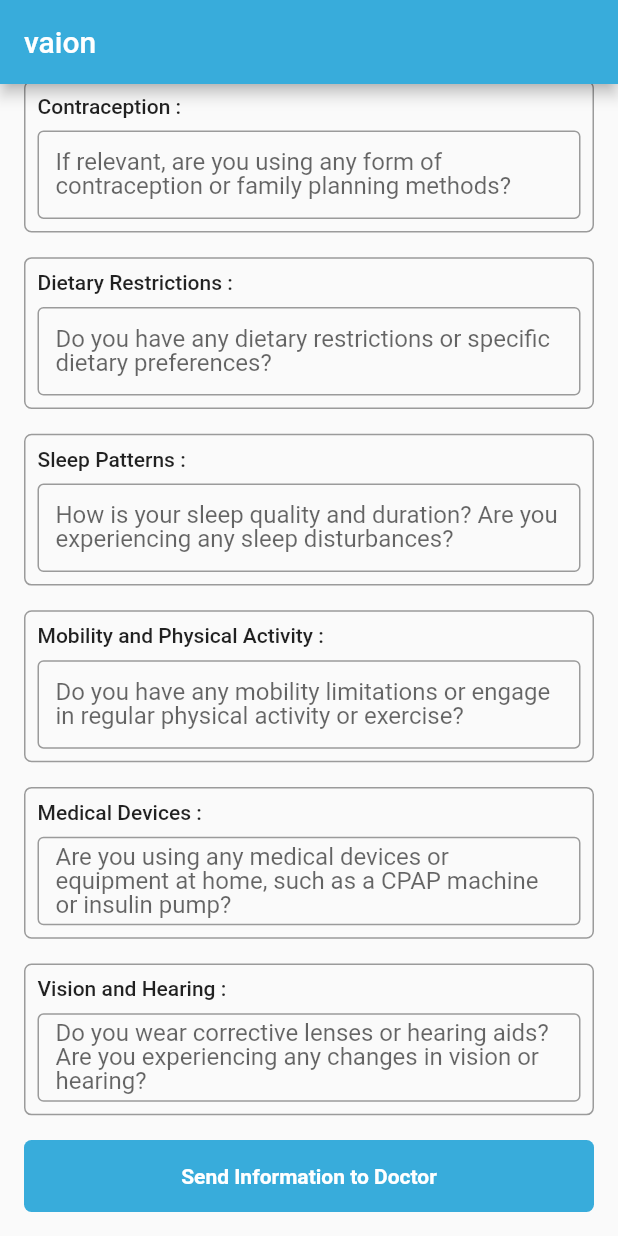
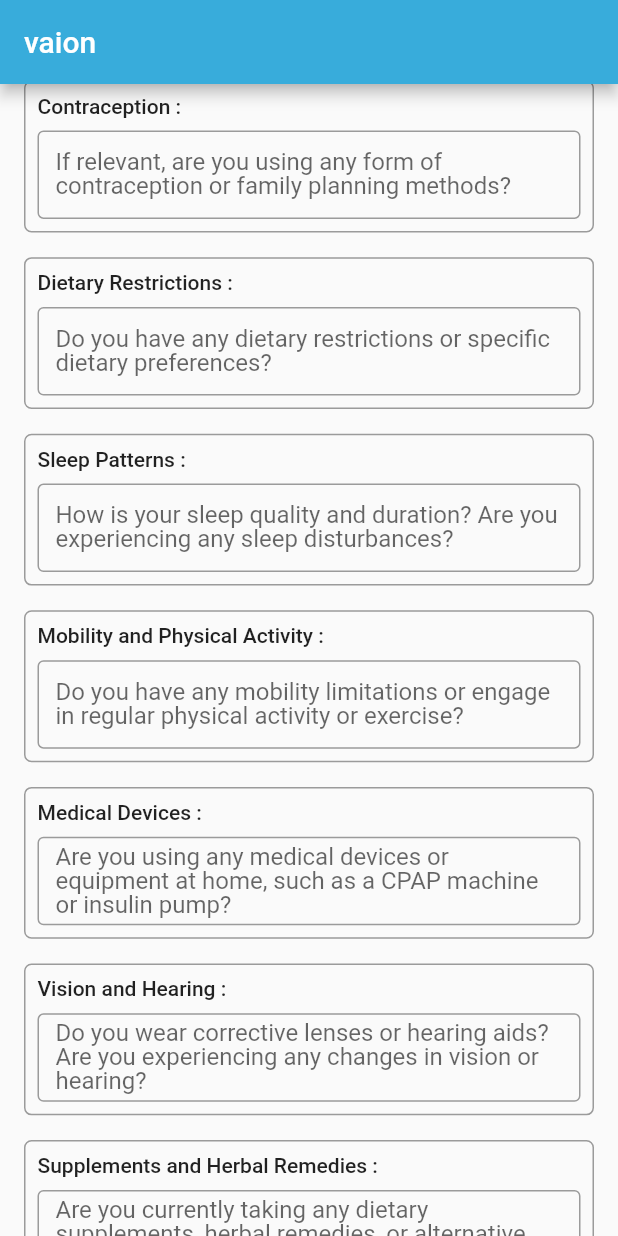
Before and after one commit to Emon526/vaion, a Flutter app: the screen it shows after launch, scrolled down 136 dp, on a phone screen of 412 x 824 dp. Run offline on Flutter 3.47's test engine with Material 2 defaults, Android fonts, the phone set to English and light mode, and no system bars; our stand-ins replace flutter_native_splash, form_field_validator, syncfusion_flutter_datepicker.

Commit message:
questions added

```diff
--- a/lib/providers/infoprovider.dart
+++ b/lib/providers/infoprovider.dart
@@ -363,4 +363,24 @@ class InfoProvider extends ChangeNotifier {
     _visionhearingQ1 = value;
     notifyListeners();
   }
+
+  final _supplementsherbalremediesFormKey = GlobalKey<FormState>();
+  get supplementsherbalremediesFormKey => _supplementsherbalremediesFormKey;
+
+  String _supplementsherbalremediesQ1 = '';
+  get supplementsherbalremediesQ1 => _supplementsherbalremediesQ1;
+  set supplementsherbalremediesQ1(value) {
+    _supplementsherbalremediesQ1 = value;
+    notifyListeners();
+  }
+
+  final _sexualhealthFormKey = GlobalKey<FormState>();
+  get sexualhealthFormKey => _sexualhealthFormKey;
+
+  String _sexualhealthQ1 = '';
+  get sexualhealthQ1 => _sexualhealthQ1;
+  set sexualhealthQ1(value) {
+    _sexualhealthQ1 = value;
+    notifyListeners();
+  }
 }
--- a/lib/screens/homescreen.dart
+++ b/lib/screens/homescreen.dart
@@ -29,8 +29,10 @@ import '../widgets/previousmedicaltestwidget.dart';
 import '../widgets/primaryconcernwidget.dart';
 import '../widgets/recentinjurieswidget.dart';
 import '../widgets/senddoctorwidget.dart';
+import '../widgets/sexualhealthwidget.dart';
 import '../widgets/sleeppatternswidget.dart';
 import '../widgets/socialenvironmentalfactorswidget.dart';
+import '../widgets/supplementsherbalremedieswidget.dart';
 import '../widgets/travelhistorywidget.dart';
 import '../widgets/visionhearingwidget.dart';
 
@@ -120,6 +122,10 @@ class HomeScreen extends StatelessWidget {
                   SizedBox(height: size.height * 0.02),
                   const VisionHearingWidget(),
                   SizedBox(height: size.height * 0.02),
+                  const SupplementsHerbalRemediesWidget(),
+                  SizedBox(height: size.height * 0.02),
+                  const SexualHealthWidget(),
+                  SizedBox(height: size.height * 0.02),
                   CustomButton(
                       // ontap: () {
                       //   if (value.patientFormKey.currentState!.validate() &&
@@ -179,6 +185,10 @@ class HomeScreen extends StatelessWidget {
                             value.medicaldevicesFormKey.currentState!
                                 .validate() &&
                             value.visionhearingFormKey.currentState!
+                                .validate() &&
+                            value.supplementsherbalremediesFormKey.currentState!
+                                .validate() &&
+                            value.sexualhealthFormKey.currentState!
                                 .validate()) {
                           Utils(context).showCustomDialog(
                             child: const SendDoctorWidget(),
--- a/lib/widgets/senddoctorwidget.dart
+++ b/lib/widgets/senddoctorwidget.dart
@@ -105,6 +105,12 @@ Are you using any medical devices or equipment at home, such as a CPAP machine o
 
 Vision and Hearing:
 Do you wear corrective lenses or hearing aids? Are you experiencing any changes in vision or hearing? ${value.visionhearingQ1}
+
+Supplements and Herbal Remedies:
+Are you currently taking any dietary supplements, herbal remedies, or alternative treatments? ${value.supplementsherbalremediesQ1}
+
+Sexual Healt :
+Are there any sexual health concerns or questions you would like to discuss? ${value.sexualhealthQ1}
 ''';
     }
 
--- /dev/null
+++ b/lib/widgets/supplementsherbalremedieswidget.dart
@@ -0,0 +1,38 @@
+import 'package:flutter/material.dart';
+import 'package:form_field_validator/form_field_validator.dart';
+import 'package:provider/provider.dart';
+
+import '../providers/infoprovider.dart';
+import 'custominputwidget.dart';
+import 'infocardwidget.dart';
+
+class SupplementsHerbalRemediesWidget extends StatelessWidget {
+  const SupplementsHerbalRemediesWidget({super.key});
+
+  @override
+  Widget build(BuildContext context) {
+    final question1 = TextEditingController();
+
+    return Consumer<InfoProvider>(
+      builder: (BuildContext context, InfoProvider value, Widget? child) =>
+          Form(
+        key: value.supplementsherbalremediesFormKey,
+        child: InfoCardWidget(
+          cardname: 'Supplements and Herbal Remedies :',
+          child: InputWidget(
+            textEditingController: question1,
+            labelText:
+                'Are you currently taking any dietary supplements, herbal remedies, or alternative treatments?',
+            validator: RequiredValidator(
+              errorText: 'Answer Required',
+            ),
+            textInputType: TextInputType.text,
+            onChanged: (q1) {
+              value.supplementsherbalremediesQ1 = q1;
+            },
+          ),
+        ),
+      ),
+    );
+  }
+}
```
Also changed, not shown: lib/widgets/sexualhealthwidget.dart (added, +38 -0 lines).
